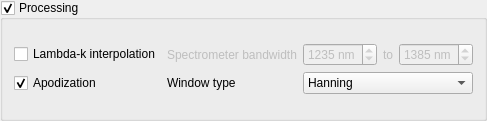
Before: the Qt Designer form src/main/ui/ProcessingGroupBox.ui in sstucker/OCTview, drawn with Qt 5.
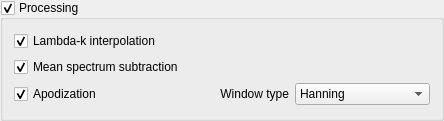
After: the same form once the commit is applied.

Diff of the .ui file:
```diff
--- a/src/main/ui/ProcessingGroupBox.ui
+++ b/src/main/ui/ProcessingGroupBox.ui
@@ -19,34 +19,8 @@
   <property name="checkable">
    <bool>true</bool>
   </property>
-  <layout class="QGridLayout" name="gridConfig">
-   <item row="0" column="1">
-    <layout class="QGridLayout" name="gridRight">
-     <item row="0" column="0">
-      <layout class="QGridLayout" name="gridProc">
-       <item row="0" column="4">
-        <widget class="QSpinBox" name="spinLambdaMax">
-         <property name="enabled">
-          <bool>false</bool>
-         </property>
-         <property name="toolTip">
-          <string>The spectrometer range</string>
-         </property>
-         <property name="suffix">
-          <string> nm</string>
-         </property>
-         <property name="minimum">
-          <number>600</number>
-         </property>
-         <property name="maximum">
-          <number>3000</number>
-         </property>
-         <property name="value">
-          <number>1385</number>
-         </property>
-        </widget>
-       </item>
-       <item row="0" column="0">
+  <layout class="QGridLayout" name="gridLayout">
+   <item row="0" column="0" colspan="2">
         <widget class="QCheckBox" name="checkInterpolation">
          <property name="toolTip">
           <string>If true, linear-in-wavenumber values are interpolated (1st order) from linear-in-wavelength spectra</string>
@@ -55,14 +29,24 @@
           <string>Lambda-k interpolation</string>
          </property>
          <property name="checked">
-          <bool>false</bool>
+      <bool>true</bool>
          </property>
          <property name="tristate">
           <bool>false</bool>
          </property>
         </widget>
        </item>
-       <item row="1" column="0">
+   <item row="1" column="0" colspan="2">
+    <widget class="QCheckBox" name="checkMeanSpectrumSubtraction">
+     <property name="text">
+      <string>Mean spectrum subtraction</string>
+     </property>
+     <property name="checked">
+      <bool>true</bool>
+     </property>
+    </widget>
+   </item>
+   <item row="2" column="0">
         <widget class="QCheckBox" name="checkApodization">
          <property name="toolTip">
           <string>If checked, spectra will be DC-subtracted and then multiplied by a window function</string>
@@ -75,52 +59,20 @@
          </property>
         </widget>
        </item>
-       <item row="0" column="3">
-        <widget class="QLabel" name="labelTo">
-         <property name="enabled">
-          <bool>false</bool>
-         </property>
-         <property name="text">
-          <string>to</string>
-         </property>
-        </widget>
-       </item>
-       <item row="0" column="1">
-        <widget class="QLabel" name="labelLambda">
-         <property name="enabled">
-          <bool>false</bool>
-         </property>
+   <item row="2" column="1">
+    <widget class="QLabel" name="labelWindowType">
          <property name="toolTip">
           <string>The spectrometer range</string>
          </property>
          <property name="text">
-          <string>Spectrometer bandwidth</string>
-         </property>
-        </widget>
-       </item>
-       <item row="0" column="2">
-        <widget class="QSpinBox" name="spinLambdaMin">
-         <property name="enabled">
-          <bool>false</bool>
-         </property>
-         <property name="toolTip">
-          <string>The spectrometer range</string>
-         </property>
-         <property name="suffix">
-          <string> nm</string>
-         </property>
-         <property name="minimum">
-          <number>300</number>
-         </property>
-         <property name="maximum">
-          <number>2400</number>
-         </property>
-         <property name="value">
-          <number>1235</number>
-         </property>
-        </widget>
-       </item>
-       <item row="1" column="2" colspan="3">
+      <string>Window type</string>
+     </property>
+     <property name="alignment">
+      <set>Qt::AlignRight|Qt::AlignTrailing|Qt::AlignVCenter</set>
+     </property>
+    </widget>
+   </item>
+   <item row="2" column="2">
         <widget class="QComboBox" name="comboApodization">
          <property name="toolTip">
           <string>The type of window used to apodize the A-line spectra prior to FFT</string>
@@ -135,31 +87,7 @@
            <string>Blackman</string>
           </property>
          </item>
-         <item>
-          <property name="text">
-           <string>Hamming</string>
-          </property>
-         </item>
-         <item>
-          <property name="text">
-           <string>None</string>
-          </property>
-         </item>
-        </widget>
-       </item>
-       <item row="1" column="1">
-        <widget class="QLabel" name="labelWindowType">
-         <property name="toolTip">
-          <string>The type of window used to apodize the A-line spectra prior to FFT</string>
-         </property>
-         <property name="text">
-          <string>Window type</string>
-         </property>
-        </widget>
-       </item>
-      </layout>
-     </item>
-    </layout>
+    </widget>
    </item>
   </layout>
  </widget>
```
Left out of the diff: 2 changed lines with no effect on the pictures. Lines whose indentation alone changed are shown as unchanged.
